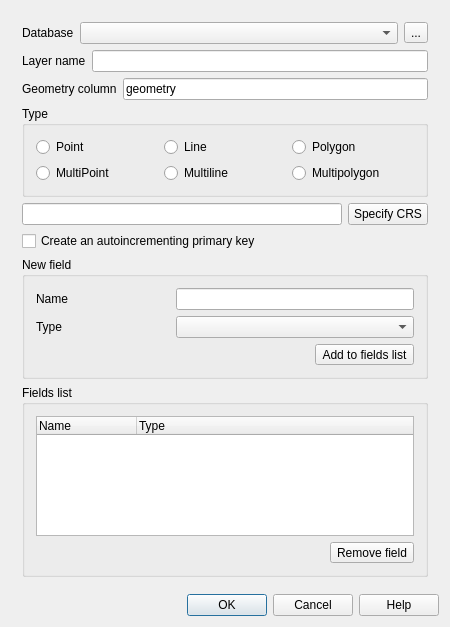
qgis/QGIS, file src/ui/qgsnewspatialitelayerdialogbase.ui: the form before one commit.
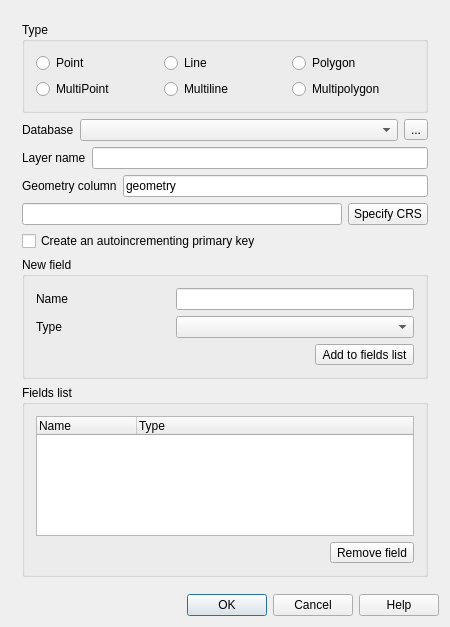
The form after the commit. Icons and pictures are not drawn.

Commit message:
Consistent widget order new layer dialogs.  Type first then rest
These dialogs are not ideal and need to be reduced to a single one in
  the future.

The edit to the form file:
```diff
--- a/src/ui/qgsnewspatialitelayerdialogbase.ui
+++ b/src/ui/qgsnewspatialitelayerdialogbase.ui
@@ -52,107 +52,10 @@
         <x>0</x>
         <y>0</y>
         <width>432</width>
-        <height>581</height>
+        <height>580</height>
        </rect>
       </property>
       <layout class="QVBoxLayout" name="verticalLayout">
-       <item>
-        <layout class="QHBoxLayout" name="horizontalLayout">
-         <item>
-          <widget class="QLabel" name="mFileFormatLabel">
-           <property name="enabled">
-            <bool>true</bool>
-           </property>
-           <property name="text">
-            <string>Database</string>
-           </property>
-           <property name="buddy">
-            <cstring>mDatabaseComboBox</cstring>
-           </property>
-          </widget>
-         </item>
-         <item>
-          <widget class="QComboBox" name="mDatabaseComboBox">
-           <property name="enabled">
-            <bool>true</bool>
-           </property>
-           <property name="sizePolicy">
-            <sizepolicy hsizetype="Expanding" vsizetype="Fixed">
-             <horstretch>0</horstretch>
-             <verstretch>0</verstretch>
-            </sizepolicy>
-           </property>
-          </widget>
-         </item>
-         <item>
-          <widget class="QToolButton" name="toolButtonNewDatabase">
-           <property name="toolTip">
-            <string>Create a new Spatialite database</string>
-           </property>
-           <property name="text">
-            <string>...</string>
-           </property>
-          </widget>
-         </item>
-        </layout>
-       </item>
-       <item>
-        <layout class="QHBoxLayout" name="horizontalLayout_2">
-         <item>
-          <widget class="QLabel" name="label">
-           <property name="text">
-            <string>Layer name</string>
-           </property>
-           <property name="buddy">
-            <cstring>leLayerName</cstring>
-           </property>
-          </widget>
-         </item>
-         <item>
-          <widget class="QLineEdit" name="leLayerName">
-           <property name="sizePolicy">
-            <sizepolicy hsizetype="Expanding" vsizetype="Fixed">
-             <horstretch>0</horstretch>
-             <verstretch>0</verstretch>
-            </sizepolicy>
-           </property>
-           <property name="toolTip">
-            <string>Name for the new layer</string>
-           </property>
-          </widget>
-         </item>
-        </layout>
-       </item>
-       <item>
-        <layout class="QHBoxLayout" name="horizontalLayout_4">
-         <item>
-          <widget class="QLabel" name="label_2">
-           <property name="text">
-            <string>Geometry column</string>
-           </property>
-           <property name="buddy">
-            <cstring>leGeometryColumn</cstring>
-           </property>
-          </widget>
-         </item>
-         <item>
-          <widget class="QLineEdit" name="leGeometryColumn">
-           <property name="sizePolicy">
-            <sizepolicy hsizetype="Expanding" vsizetype="Fixed">
-             <horstretch>0</horstretch>
-             <verstretch>0</verstretch>
-            </sizepolicy>
-           </property>
-           <property name="toolTip">
-            <string>Name for the new layer</string>
-           </property>
-           <property name="text">
-            <string>geometry</string>
-           </property>
-          </widget>
-         </item>
-        </layout>
-       </item>
        <item>
         <widget class="QGroupBox" name="buttonGroup1">
          <property name="sizePolicy">
@@ -210,6 +113,103 @@
          </layout>
         </widget>
        </item>
+       <item>
+        <layout class="QHBoxLayout" name="horizontalLayout">
+         <item>
+          <widget class="QLabel" name="mFileFormatLabel">
+           <property name="enabled">
+            <bool>true</bool>
+           </property>
+           <property name="text">
+            <string>Database</string>
+           </property>
+           <property name="buddy">
+            <cstring>mDatabaseComboBox</cstring>
+           </property>
+          </widget>
+         </item>
+         <item>
+          <widget class="QComboBox" name="mDatabaseComboBox">
+           <property name="enabled">
+            <bool>true</bool>
+           </property>
+           <property name="sizePolicy">
+            <sizepolicy hsizetype="Expanding" vsizetype="Fixed">
+             <horstretch>0</horstretch>
+             <verstretch>0</verstretch>
+            </sizepolicy>
+           </property>
+          </widget>
+         </item>
+         <item>
+          <widget class="QToolButton" name="toolButtonNewDatabase">
+           <property name="toolTip">
+            <string>Create a new Spatialite database</string>
+           </property>
+           <property name="text">
+            <string>...</string>
+           </property>
+          </widget>
+         </item>
+        </layout>
+       </item>
+       <item>
+        <layout class="QHBoxLayout" name="horizontalLayout_2">
+         <item>
+          <widget class="QLabel" name="label">
+           <property name="text">
+            <string>Layer name</string>
+           </property>
+           <property name="buddy">
+            <cstring>leLayerName</cstring>
+           </property>
+          </widget>
+         </item>
+         <item>
+          <widget class="QLineEdit" name="leLayerName">
+           <property name="sizePolicy">
+            <sizepolicy hsizetype="Expanding" vsizetype="Fixed">
+             <horstretch>0</horstretch>
+             <verstretch>0</verstretch>
+            </sizepolicy>
+           </property>
+           <property name="toolTip">
+            <string>Name for the new layer</string>
+           </property>
+          </widget>
+         </item>
+        </layout>
+       </item>
+       <item>
+        <layout class="QHBoxLayout" name="horizontalLayout_4">
+         <item>
+          <widget class="QLabel" name="label_2">
+           <property name="text">
+            <string>Geometry column</string>
+           </property>
+           <property name="buddy">
+            <cstring>leGeometryColumn</cstring>
+           </property>
+          </widget>
+         </item>
+         <item>
+          <widget class="QLineEdit" name="leGeometryColumn">
+           <property name="sizePolicy">
+            <sizepolicy hsizetype="Expanding" vsizetype="Fixed">
+             <horstretch>0</horstretch>
+             <verstretch>0</verstretch>
+            </sizepolicy>
+           </property>
+           <property name="toolTip">
+            <string>Name for the new layer</string>
+           </property>
+           <property name="text">
+            <string>geometry</string>
+           </property>
+          </widget>
+         </item>
+        </layout>
+       </item>
        <item>
         <layout class="QHBoxLayout" name="horizontalLayout_3">
          <item>
```
The commit also changes 1 other file.
